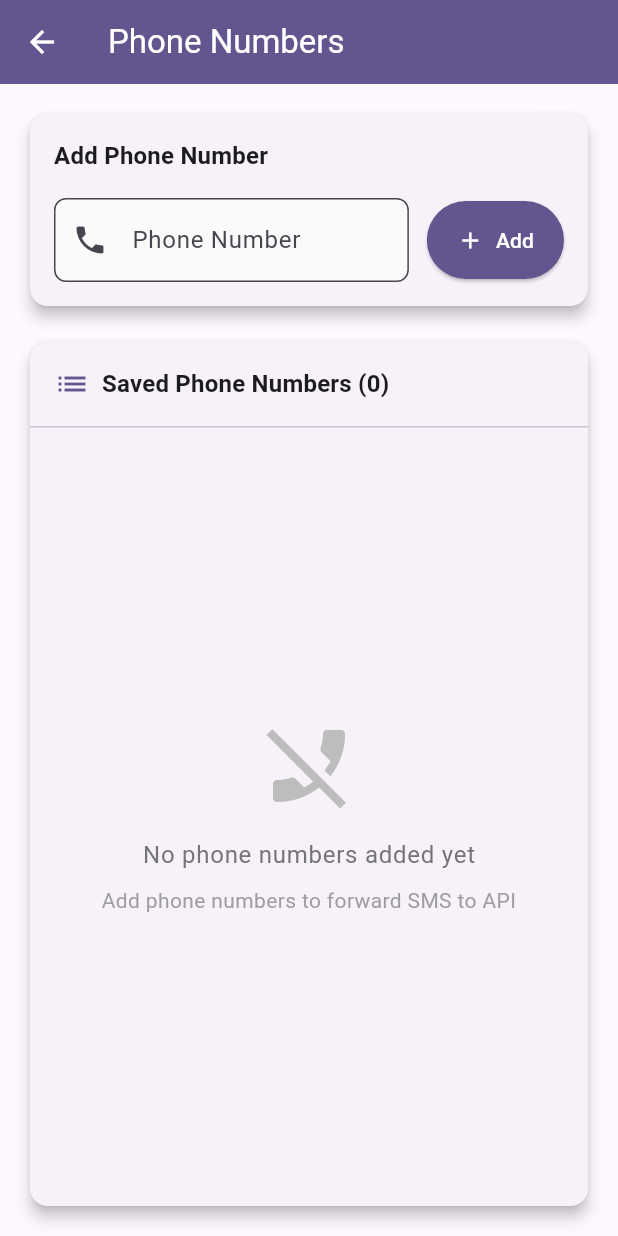
After one commit to DiLRandI/sms-to-api, a Flutter app: the screen it shows after launch, after a tap on the "phone" icon, on a phone screen of 412 x 824 dp. The commit adds this screen. Run offline on Flutter 3.47's test engine with Material 3 defaults, Android fonts, the phone set to English and light mode, and no system bars; our stand-ins replace shared_preferences.

Commit message:
feat: Add Phone Numbers management screen and integrate with settings storage

```diff
--- a/lib/screen/home.dart
+++ b/lib/screen/home.dart
@@ -1,5 +1,6 @@
 import 'package:flutter/material.dart';
 import 'package:flutter/services.dart';
+import 'package:sms_to_api/screen/phone_numbers.dart';
 import 'package:sms_to_api/screen/settings.dart';
 import 'package:sms_to_api/service/api_service.dart';
 import 'package:sms_to_api/storage/settings/storage.dart';
@@ -565,6 +566,23 @@ class _MyHomePageState extends State<MyHomePage> {
           ),
           const SizedBox(width: 8),
           IconButton(
+            icon: const Icon(Icons.phone),
+            onPressed: () async {
+              await Navigator.push(
+                context,
+                MaterialPageRoute(
+                  builder: (context) => const PhoneNumbersScreen(),
+                ),
+              );
+            },
+            tooltip: 'Phone Numbers',
+            style: IconButton.styleFrom(
+              backgroundColor: Theme.of(context).colorScheme.secondary,
+              foregroundColor: Theme.of(context).colorScheme.onSecondary,
+            ),
+          ),
+          const SizedBox(width: 8),
+          IconButton(
             icon: const Icon(Icons.settings_rounded),
             onPressed: () async {
               await Navigator.push(
--- /dev/null
+++ b/lib/screen/phone_numbers.dart
@@ -0,0 +1,318 @@
+import 'package:flutter/material.dart';
+import 'package:sms_to_api/storage/settings/storage.dart';
+import 'package:sms_to_api/storage/settings/type.dart';
+
+class PhoneNumbersScreen extends StatefulWidget {
+  const PhoneNumbersScreen({super.key});
+
+  @override
+  State<PhoneNumbersScreen> createState() => _PhoneNumbersScreenState();
+}
+
+class _PhoneNumbersScreenState extends State<PhoneNumbersScreen> {
+  final Storage _storage = Storage();
+  final TextEditingController _phoneController = TextEditingController();
+  List<String> _phoneNumbers = [];
+  bool _isLoading = true;
+
+  @override
+  void initState() {
+    super.initState();
+    _loadPhoneNumbers();
+  }
+
+  @override
+  void dispose() {
+    _phoneController.dispose();
+    super.dispose();
+  }
+
+  Future<void> _loadPhoneNumbers() async {
+    try {
+      final settings = await _storage.load();
+      setState(() {
+        _phoneNumbers = settings?.phoneNumbers ?? [];
+        _isLoading = false;
+      });
+    } catch (e) {
+      setState(() {
+        _isLoading = false;
+      });
+      _showSnackBar('Error loading phone numbers: $e');
+    }
+  }
+
+  Future<void> _savePhoneNumbers() async {
+    try {
+      final currentSettings = await _storage.load();
+      final updatedSettings = Settings(
+        url: currentSettings?.url ?? '',
+        apiKey: currentSettings?.apiKey ?? '',
+        phoneNumbers: _phoneNumbers,
+      );
+
+      await _storage.save(updatedSettings);
+      _showSnackBar('Phone numbers saved successfully');
+    } catch (e) {
+      _showSnackBar('Error saving phone numbers: $e');
+    }
+  }
+
+  void _addPhoneNumber() {
+    final phoneNumber = _phoneController.text.trim();
+    if (phoneNumber.isNotEmpty && !_phoneNumbers.contains(phoneNumber)) {
+      setState(() {
+        _phoneNumbers.add(phoneNumber);
+        _phoneController.clear();
+      });
+      _savePhoneNumbers();
+    } else if (_phoneNumbers.contains(phoneNumber)) {
+      _showSnackBar('Phone number already exists');
+    }
+  }
+
+  void _removePhoneNumber(String phoneNumber) {
+    setState(() {
+      _phoneNumbers.remove(phoneNumber);
+    });
+    _savePhoneNumbers();
+  }
+
+  void _showSnackBar(String message) {
+    ScaffoldMessenger.of(context).showSnackBar(
+      SnackBar(
+        content: Text(message),
+        behavior: SnackBarBehavior.floating,
+        shape: RoundedRectangleBorder(borderRadius: BorderRadius.circular(8)),
+      ),
+    );
+  }
+
+  @override
+  Widget build(BuildContext context) {
+    return Scaffold(
+      appBar: AppBar(
+        title: const Text('Phone Numbers'),
+        backgroundColor: Theme.of(context).colorScheme.primary,
+        foregroundColor: Theme.of(context).colorScheme.onPrimary,
+      ),
+      body: _isLoading
+          ? const Center(child: CircularProgressIndicator())
+          : Column(
+              children: [
+                // Add Phone Number Section
+                Container(
+                  margin: const EdgeInsets.all(16),
+                  child: Card(
+                    elevation: 4,
+                    shape: RoundedRectangleBorder(
+                      borderRadius: BorderRadius.circular(12),
+                    ),
+                    child: Padding(
+                      padding: const EdgeInsets.all(16),
+                      child: Column(
+                        crossAxisAlignment: CrossAxisAlignment.start,
+                        children: [
+                          Text(
+                            'Add Phone Number',
+                            style: Theme.of(context).textTheme.titleMedium
+                                ?.copyWith(fontWeight: FontWeight.bold),
+                          ),
+                          const SizedBox(height: 16),
+                          Row(
+                            children: [
+                              Expanded(
+                                child: TextField(
+                                  controller: _phoneController,
+                                  decoration: InputDecoration(
+                                    labelText: 'Phone Number',
+                                    hintText:
+                                        'e.g., +941234567890, 1234567890, HNB, 8899',
+                                    prefixIcon: const Icon(Icons.phone),
+                                    border: OutlineInputBorder(
+                                      borderRadius: BorderRadius.circular(8),
+                                    ),
+                                    filled: true,
+                                    fillColor: Colors.grey[50],
+                                  ),
+                                  onSubmitted: (_) => _addPhoneNumber(),
+                                ),
+                              ),
+                              const SizedBox(width: 12),
+                              ElevatedButton.icon(
+                                onPressed: _addPhoneNumber,
+                                icon: const Icon(Icons.add),
+                                label: const Text('Add'),
+                                style: ElevatedButton.styleFrom(
+                                  backgroundColor: Theme.of(
+                                    context,
+                                  ).colorScheme.primary,
+                                  foregroundColor: Theme.of(
+                                    context,
+                                  ).colorScheme.onPrimary,
+                                  padding: const EdgeInsets.symmetric(
+                                    horizontal: 20,
+                                    vertical: 16,
+                                  ),
+                                ),
+                              ),
+                            ],
+                          ),
+                        ],
+                      ),
+                    ),
+                  ),
+                ),
+
+                // Phone Numbers List Section
+                Expanded(
+                  child: Container(
+                    margin: const EdgeInsets.symmetric(horizontal: 16),
+                    child: Card(
+                      elevation: 4,
+                      shape: RoundedRectangleBorder(
+                        borderRadius: BorderRadius.circular(12),
+                      ),
+                      child: Column(
+                        crossAxisAlignment: CrossAxisAlignment.start,
+                        children: [
+                          Padding(
+                            padding: const EdgeInsets.all(16),
+                            child: Row(
+                              children: [
+                                Icon(
+                                  Icons.list,
+                                  color: Theme.of(context).colorScheme.primary,
+                                ),
+                                const SizedBox(width: 8),
+                                Text(
+                                  'Saved Phone Numbers (${_phoneNumbers.length})',
+                                  style: Theme.of(context).textTheme.titleMedium
+                                      ?.copyWith(fontWeight: FontWeight.bold),
+                                ),
+                              ],
+                            ),
+                          ),
+                          const Divider(height: 1),
+                          Expanded(
+                            child: _phoneNumbers.isEmpty
+                                ? Center(
+                                    child: Column(
+                                      mainAxisAlignment:
+                                          MainAxisAlignment.center,
+                                      children: [
+                                        Icon(
+                                          Icons.phone_disabled,
+                                          size: 64,
+                                          color: Colors.grey[400],
+                                        ),
+                                        const SizedBox(height: 16),
+                                        Text(
+                                          'No phone numbers added yet',
+                                          style: Theme.of(context)
+                                              .textTheme
+                                              .bodyLarge
+                                              ?.copyWith(
+                                                color: Colors.grey[600],
+                                              ),
+                                        ),
+                                        const SizedBox(height: 8),
+                                        Text(
+                                          'Add phone numbers to forward SMS to API',
+                                          style: Theme.of(context)
+                                              .textTheme
+                                              .bodyMedium
+                                              ?.copyWith(
+                                                color: Colors.grey[500],
+                                              ),
+                                          textAlign: TextAlign.center,
+                                        ),
+                                      ],
+                                    ),
+                                  )
+                                : ListView.builder(
+                                    padding: const EdgeInsets.only(bottom: 16),
+                                    itemCount: _phoneNumbers.length,
+                                    itemBuilder: (context, index) {
+                                      final phoneNumber = _phoneNumbers[index];
+                                      return Container(
+                                        margin: const EdgeInsets.symmetric(
+                                          horizontal: 16,
+                                          vertical: 4,
+                                        ),
+                                        child: Card(
+                                          elevation: 2,
+                                          shape: RoundedRectangleBorder(
+                                            borderRadius: BorderRadius.circular(
+                                              8,
+                                            ),
+                                          ),
+                                          child: ListTile(
+                                            leading: CircleAvatar(
+                                              backgroundColor: Theme.of(
+                                                context,
+                                              ).colorScheme.primaryContainer,
+                                              child: Icon(
+                                                Icons.phone,
+                                                color: Theme.of(context)
+                                                    .colorScheme
+                                                    .onPrimaryContainer,
+                                              ),
+                                            ),
+                                            title: Text(
+                                              phoneNumber,
+                                              style: const TextStyle(
+                                                fontWeight: FontWeight.w500,
+                                              ),
+                                            ),
+                                            trailing: IconButton(
+                                              icon: const Icon(Icons.delete),
+                                              color: Colors.red,
+                                              onPressed: () =>
+                                                  _showDeleteDialog(
+                                                    phoneNumber,
+                                                  ),
+                                            ),
+                                          ),
+                                        ),
+                                      );
+                                    },
+                                  ),
+                          ),
+                        ],
+                      ),
+                    ),
+                  ),
+                ),
+                const SizedBox(height: 16),
+              ],
+            ),
+    );
+  }
+
+  void _showDeleteDialog(String phoneNumber) {
+    showDialog(
+      context: context,
+      builder: (BuildContext context) {
+        return AlertDialog(
+          title: const Text('Delete Phone Number'),
+          content: Text('Are you sure you want to delete "$phoneNumber"?'),
+          actions: [
+            TextButton(
+              onPressed: () => Navigator.of(context).pop(),
+              child: const Text('Cancel'),
+            ),
+            TextButton(
+              onPressed: () {
+                _removePhoneNumber(phoneNumber);
+                Navigator.of(context).pop();
+              },
+              style: TextButton.styleFrom(foregroundColor: Colors.red),
+              child: const Text('Delete'),
+            ),
+          ],
+        );
+      },
+    );
+  }
+}
--- a/lib/screen/settings.dart
+++ b/lib/screen/settings.dart
@@ -114,10 +114,13 @@ class _SettingsFormState extends State<_SettingsForm> {
               onPressed: () async {
                 if (_formKey.currentState!.validate()) {
                   try {
+                    // Load existing settings to preserve phone numbers
+                    final existingSettings = await _storage.load();
                     var saved = await _storage.save(
                       Settings(
                         url: _urlController.text,
                         apiKey: _apiKeyController.text,
+                        phoneNumbers: existingSettings?.phoneNumbers ?? [],
                       ),
                     );
                     ScaffoldMessenger.of(context).showSnackBar(
--- a/lib/storage/settings/type.dart
+++ b/lib/storage/settings/type.dart
@@ -1,14 +1,27 @@
 class Settings {
   final String url;
   final String apiKey;
+  final List<String> phoneNumbers;
 
-  Settings({required this.url, required this.apiKey});
+  Settings({
+    required this.url,
+    required this.apiKey,
+    this.phoneNumbers = const [],
+  });
 
   Map<String, dynamic> toJson() {
-    return {'url': url, 'apiKey': apiKey};
+    return {'url': url, 'apiKey': apiKey, 'phoneNumbers': phoneNumbers};
   }
 
   factory Settings.fromJson(Map<String, dynamic> json) {
-    return Settings(url: json['url'] ?? '', apiKey: json['apiKey'] ?? '');
+    return Settings(
+      url: json['url'] ?? '',
+      apiKey: json['apiKey'] ?? '',
+      phoneNumbers:
+          (json['phoneNumbers'] as List<dynamic>?)
+              ?.map((e) => e.toString())
+              .toList() ??
+          [],
+    );
   }
 }
```
Also changed, not shown: 1 other file.
